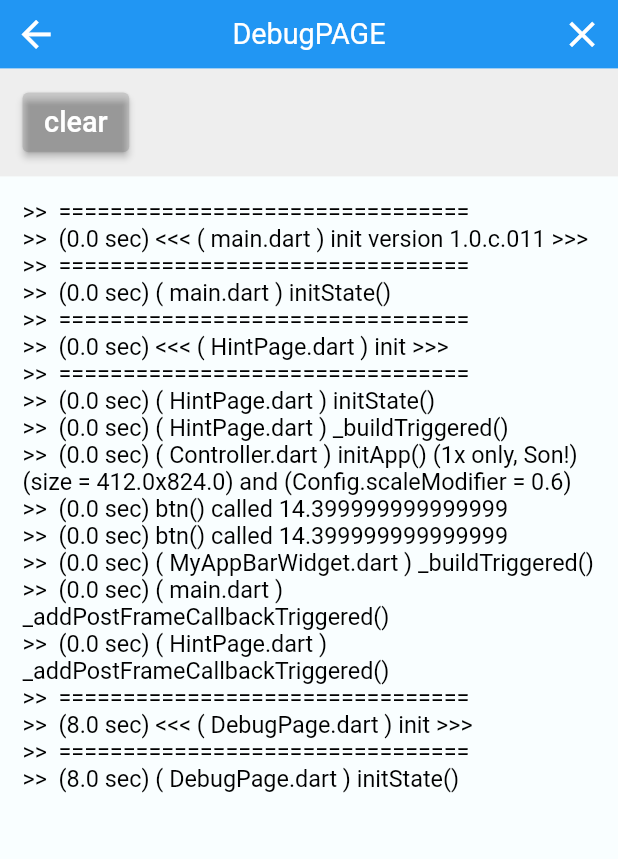
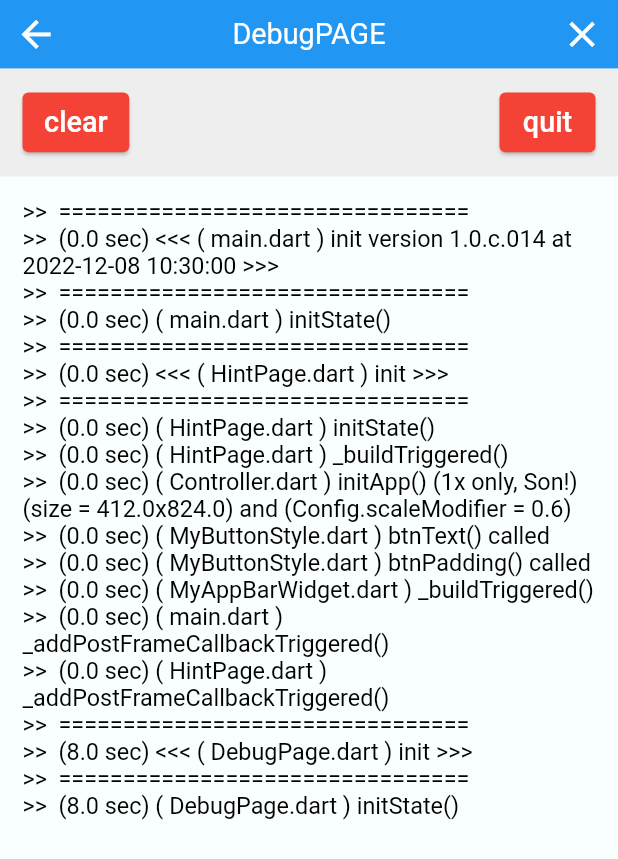
Before and after one commit to redfrogred/starter2, a Flutter app: the DebugPage screen opened by its route, on a phone screen of 412 x 824 dp. Shown: the top 859 px of the screen. Run offline on Flutter 3.47's test engine with Material 2 defaults, Android fonts, the phone set to English and light mode, and no system bars.

Commit message:
many tweaks in place, but still have intermittent styling issue...

```diff
--- a/lib/classes/Config.dart
+++ b/lib/classes/Config.dart
@@ -5,7 +5,7 @@ import 'package:flutter/material.dart';
 class Config {
 
   static const  String  appName                   = "starter2";
-  static const  String  appVersion                = "1.0.c.011";
+  static const  String  appVersion                = "1.0.c.014";
 
   static        bool    appHasBeenInitialized     = false;
 
@@ -19,7 +19,7 @@ class Config {
   static const Color    appBackgroundColor        = Color(0xFFf9feff); // Colors.amber; //
   static const Color    appBarColor               = Color(0xFF2196f3);
   static const Color    appBarTextColor           = Color(0xFFffffff); // Colors.yellow; //
-  static const Color    appButtonColor            = Colors.black12; //  Color(0xFF2196f3); // Colors.yellow; //
+  static const Color    appButtonColor            = Colors.red; //  Color(0xFF2196f3); // Colors.yellow; //
   static const Color    appButtonTextColor        = Color(0xFFffffff); // Colors.red; //
   static const Color    appTextColor              = Color(0xFF000000); // Colors.green; //
 
--- a/lib/main.dart
+++ b/lib/main.dart
@@ -4,6 +4,7 @@ import 'package:provider/provider.dart';
 import './providers/Controller.dart';
 import './classes/Config.dart';
 import './classes/Utils.dart';
+import './classes/Date.dart';
 import './pages/_AllPages.dart';
 
 void main() {
@@ -29,7 +30,8 @@ class MyApp extends StatefulWidget {
 class _MyAppState extends State<MyApp> with WidgetsBindingObserver {
 
   _MyAppState() {
-    Utils.log('<<< ( main.dart ) init version ${ Config.appVersion } >>>', 2, true );
+    DateTime timestamp = Date.makeTimestampAsDateTime();
+    Utils.log('<<< ( main.dart ) init version ${ Config.appVersion } at ${ Date.getFriendlyTimestamp(timestamp) } >>>', 2, true );
   }
 
   // (this page) variables
--- a/lib/pages/DebugPage.dart
+++ b/lib/pages/DebugPage.dart
@@ -1,6 +1,7 @@
 // ignore_for_file: prefer_const_constructors
 
 import 'package:flutter/material.dart';
+import 'package:flutter/services.dart';
 import '../classes/Utils.dart';
 import '../classes/Config.dart';
 import '../widgets/_AllWidgets.dart';
@@ -73,6 +74,7 @@ class _DebugPageState extends State<DebugPage> {
                 height: _scale120,
                 color: Config.appSecondaryColor,
                 child: Row (
+                  mainAxisAlignment: MainAxisAlignment.spaceBetween,
                   children: [
                     Padding(
                       padding: const EdgeInsets.fromLTRB(15,0,10,0),
@@ -86,6 +88,26 @@ class _DebugPageState extends State<DebugPage> {
                         },
                         // start of button appearance settings
                         child: Text( 'clear', style: MyButtonStyle().btnText(), ),
+                        style: MyButtonStyle().btnPadding(),
+                      ),
+                    ),
+                    Padding(
+                      padding: const EdgeInsets.fromLTRB(15,0,15,0),
+                      child: ElevatedButton(
+                        onPressed: () {
+                          Utils.log('( $_fileName ) (event) clicked "quit"');
+                          Utils.log('( $_fileName ) (quitting in 4 sec...)');
+                          setState(() {
+                            _log = Config.log;
+                          });
+                          //  see:
+                          //  https://stackoverflow.com/questions/45109557/flutter-how-to-programmatically-exit-the-app
+                          Future.delayed(const Duration(milliseconds: 4000), () {
+                            SystemChannels.platform.invokeMethod<void>('SystemNavigator.pop');
+                          });
+                        },
+                        // start of button appearance settings
+                        child: Text( 'quit', style: MyButtonStyle().btnText(), ),
                         style: MyButtonStyle().btnPadding(),
                       ),
                     ),
--- a/lib/widgets/MyButtonStyle.dart
+++ b/lib/widgets/MyButtonStyle.dart
@@ -14,24 +14,17 @@ class MyButtonStyle {
 
   ButtonStyle btnPadding () {
 
-      Utils.log( 'btn() called ' + _scale24.toString());
+      Utils.log( '( $_fileName ) btnPadding() called ' );
 
-      return ButtonStyle(
-      // backgroundColor: MaterialStateProperty.all<Color>(Config.colorButtons),
-      padding: MaterialStateProperty.resolveWith<EdgeInsetsGeometry>(
-        (Set<MaterialState> states) {
-          if (states.contains(MaterialState.disabled)) {
-            return EdgeInsets.fromLTRB( _scale24, _scale14, _scale24, _scale14 );
-          }
-          return EdgeInsets.fromLTRB( _scale24, _scale14, _scale24, _scale14 );
-        },
-      )
-    );
+      return ElevatedButton.styleFrom(
+        padding: EdgeInsets.fromLTRB( _scale24, _scale14, _scale24, _scale14 ),
+        elevation: 1,
+      );
   }
 
   TextStyle btnText () {
 
-      Utils.log( 'btn() called ' + _scale24.toString());
+      Utils.log( '( $_fileName ) btnText() called ' );
 
       return TextStyle(
       // backgroundColor: MaterialStateProperty.all<Color>(Config.colorButtons),
--- a/pubspec.yaml
+++ b/pubspec.yaml
@@ -14,6 +14,7 @@ dependencies:
 
   cupertino_icons: ^1.0.2
   provider: ^6.0.2
+  intl: ^0.17.0
 
 dev_dependencies:
   flutter_test:
```
Also changed, not shown: lib/classes/Date.dart (added, +142 -0 lines), 1 other file.
